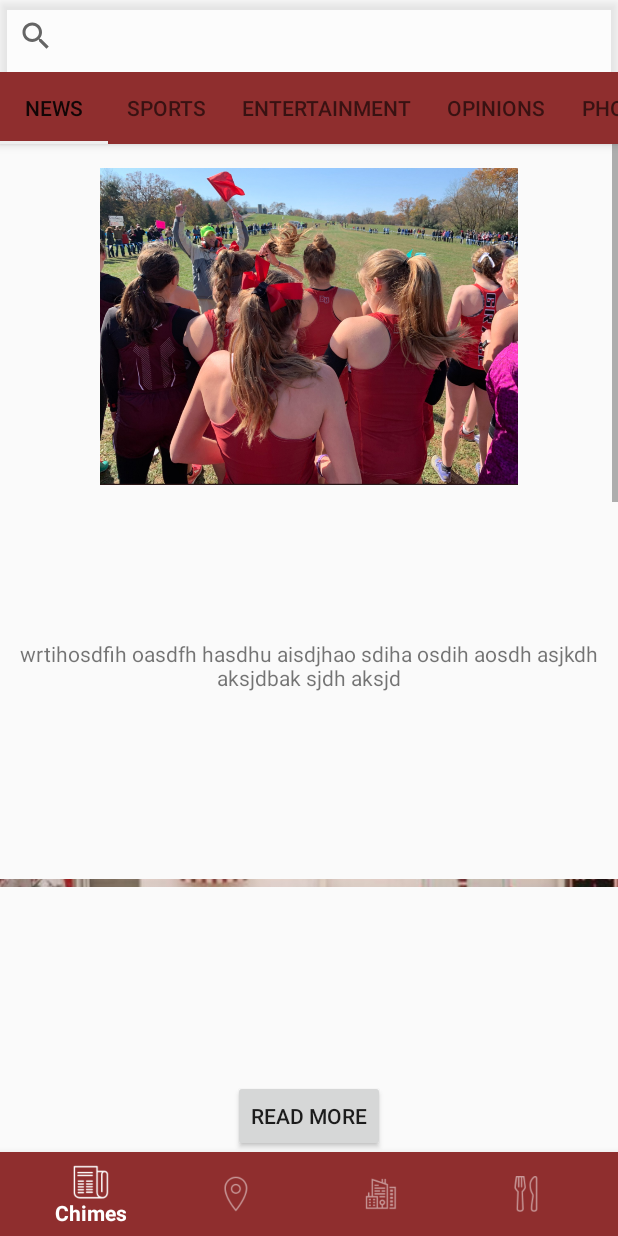
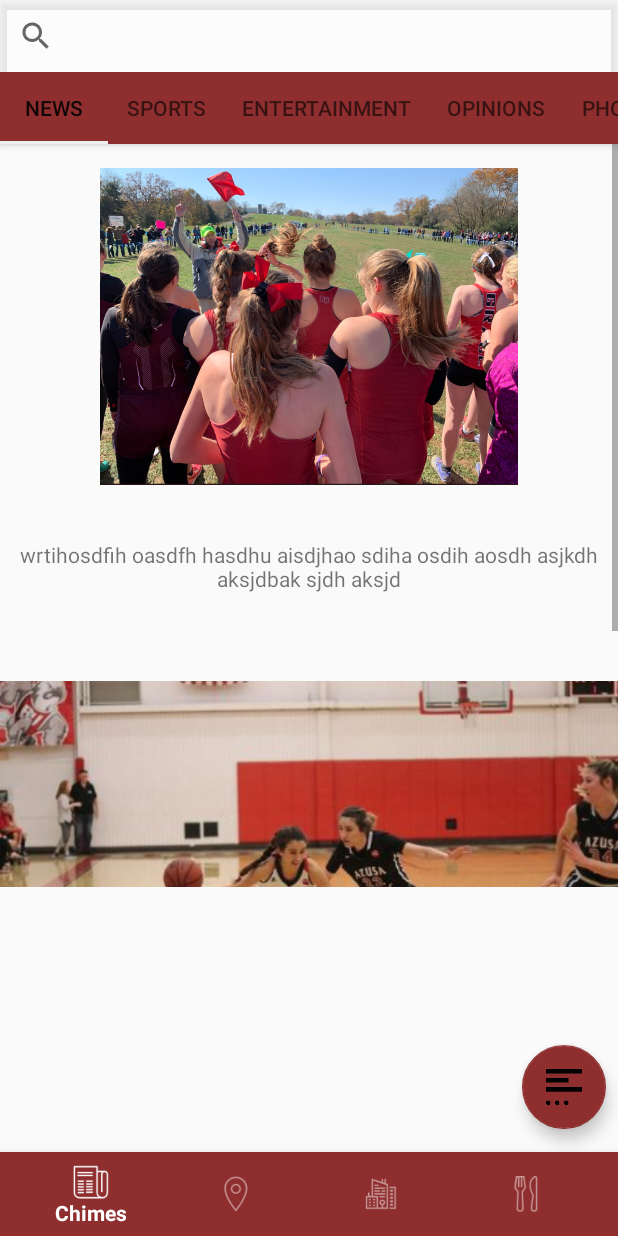
Before and after one commit to jiahuij/club-mobile-app-project, an Android app: the Chime_Main_Tab screen opened directly, with no data from a screen before it, on a phone screen of 412 x 824 dp. Run offline under Robolectric (Android 15) with nearby library versions, the phone set to English and light mode, and no system bars.

Commit message:
add read more icon

```diff
--- a/app/src/main/res/layout/activity_chime__main__tab.xml
+++ b/app/src/main/res/layout/activity_chime__main__tab.xml
@@ -8,20 +8,6 @@
     android:fitsSystemWindows="true"
     tools:context=".Chime_Main_Tab">
 
-
-    <Button
-        android:id="@+id/button"
-        android:layout_width="wrap_content"
-        android:layout_height="wrap_content"
-        android:layout_marginEnd="8dp"
-        android:layout_marginLeft="8dp"
-        android:layout_marginRight="8dp"
-        android:layout_marginStart="8dp"
-        android:text="@string/read_more_btn"
-        app:layout_constraintBottom_toTopOf="@+id/tabBar"
-        app:layout_constraintEnd_toEndOf="parent"
-        app:layout_constraintHorizontal_bias="0.501"
-        app:layout_constraintStart_toStartOf="parent" />
 
     <android.support.design.widget.BottomNavigationView
         android:id="@+id/tabBar"
@@ -108,9 +94,10 @@
 
     <android.support.v4.view.ViewPager
         android:id="@+id/container"
-        android:layout_width="wrap_content"
-        android:layout_height="wrap_content"
+        android:layout_width="0dp"
+        android:layout_height="0dp"
         app:layout_behavior="@string/appbar_scrolling_view_behavior"
+        app:layout_constraintBottom_toTopOf="@+id/tabBar"
         app:layout_constraintEnd_toEndOf="parent"
         app:layout_constraintHorizontal_bias="1.0"
         app:layout_constraintStart_toStartOf="parent"
--- a/app/src/main/res/layout/fragment_chime__main__tab.xml
+++ b/app/src/main/res/layout/fragment_chime__main__tab.xml
@@ -7,6 +7,19 @@
     android:layout_height="match_parent"
     tools:context=".Chime_Main_Tab$PlaceholderFragment">
 
+
+    <android.support.design.widget.FloatingActionButton
+        android:id="@+id/floatingActionButton"
+        android:layout_width="wrap_content"
+        android:layout_height="wrap_content"
+        android:layout_marginBottom="15dp"
+        android:layout_marginEnd="8dp"
+        android:layout_marginRight="8dp"
+        android:clickable="true"
+        android:src="@drawable/read_more_icon"
+        app:backgroundTint="@color/TabBarColor"
+        app:layout_constraintBottom_toBottomOf="parent"
+        app:layout_constraintEnd_toEndOf="parent" />
 
     <ScrollView
         android:id="@+id/scrollView2"
@@ -36,7 +49,7 @@
             <TextView
                 android:id="@+id/textView"
                 android:layout_width="match_parent"
-                android:layout_height="225dp"
+                android:layout_height="93dp"
                 android:layout_marginBottom="8dp"
                 android:layout_marginEnd="8dp"
                 android:layout_marginLeft="8dp"
@@ -60,7 +73,7 @@
             <TextView
                 android:id="@+id/textView2"
                 android:layout_width="match_parent"
-                android:layout_height="225dp"
+                android:layout_height="85dp"
                 android:layout_marginBottom="8dp"
                 android:layout_marginEnd="8dp"
                 android:layout_marginLeft="8dp"
```
Also changed, not shown: app/src/main/res/drawable-v24/read_more_icon.png (added).
